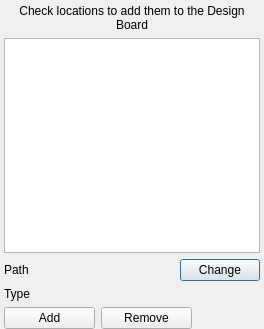
The window that qt/ui/locations_panel.ui (hsoft/musicguru) describes before a commit, drawn with Qt 5.
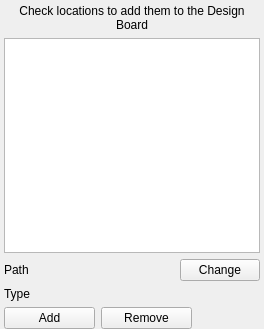
The same window after the commit.

Commit message: Changed the base class of the location panel and the details panel to QWidget rather than QDialog.

The edit to the form file:
```diff
--- a/qt/ui/locations_panel.ui
+++ b/qt/ui/locations_panel.ui
@@ -1,7 +1,7 @@
 <?xml version="1.0" encoding="UTF-8"?>
 <ui version="4.0">
  <class>LocationsPanel</class>
- <widget class="QDialog" name="LocationsPanel">
+ <widget class="QWidget" name="LocationsPanel">
   <property name="geometry">
    <rect>
     <x>0</x>
```
The commit also changes 3 other files.
